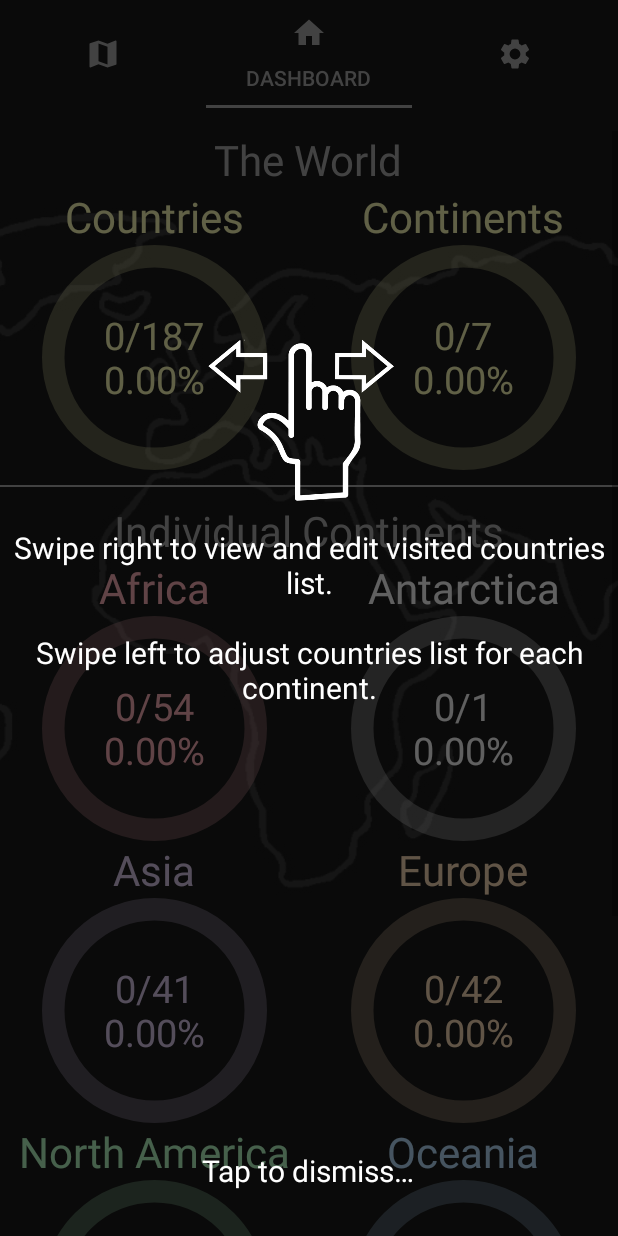
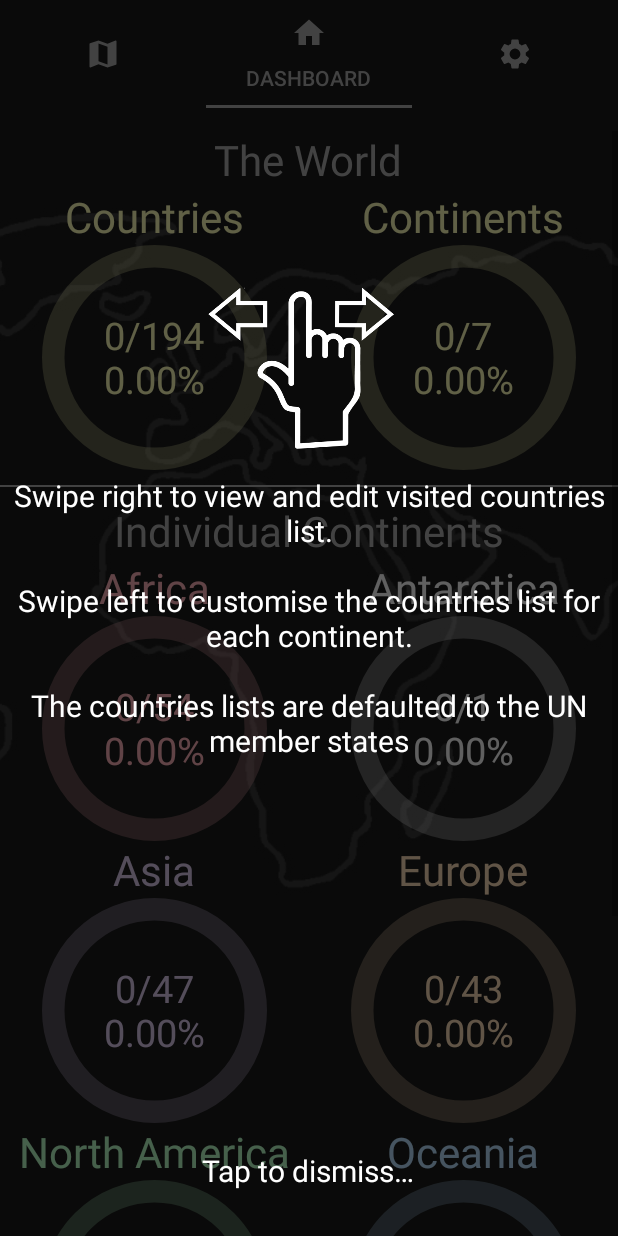
Before and after one commit to adamchaplin/CountryCounter, an Android app: the screen it shows after launch (MainActivity), after a tap on "I AGREE", on a phone screen of 412 x 824 dp. Run offline under Robolectric (Android 15) with nearby library versions, the phone set to English and light mode, and no system bars; our stand-ins replace AdMob; 3 statements that could not run were skipped.

Commit message:
Added default settings and updated settings helper descriptions

```diff
--- a/app/src/main/java/uk/co/adamchaplin/countrycounter/MainActivity.kt
+++ b/app/src/main/java/uk/co/adamchaplin/countrycounter/MainActivity.kt
@@ -162,6 +162,42 @@ class MainActivity : AppCompatActivity() {
     private fun checkAndCreateFile(fileName: String) {
         if(!applicationContext.getFileStreamPath(fileName).exists()) {
             Utils.writeToFile(fileName, "", applicationContext)
+            if(fileName == resources.getString(R.string.settings_file)) {
+                getDefaultSettings()
+                saveSettings()
+            }
+        }
+    }
+
+    private fun getDefaultSettings() {
+        val defaultSettings = resources.openRawResource(R.raw.default_settings).bufferedReader().use { it.readText() }
+        val defaultSettingsJson : JsonObject? = Gson().fromJson(defaultSettings, JsonObject::class.java)
+        if (defaultSettingsJson != null) {
+            africanSettings =
+                getContinentSettings(defaultSettingsJson, getString(R.string.internal_africa))
+            totalAfricanCountries += africanSettings.size
+            antarcticaSettings =
+                getContinentSettings(defaultSettingsJson, getString(R.string.internal_antarctica))
+            totalAntarcticaCountries += antarcticaSettings.size
+            asianSettings =
+                getContinentSettings(defaultSettingsJson, getString(R.string.internal_asia))
+            totalAsianCountries += asianSettings.size
+            europeanSettings =
+                getContinentSettings(defaultSettingsJson, getString(R.string.internal_europe))
+            totalEuropeanCountries += europeanSettings.size
+            northAmericanSettings = getContinentSettings(
+                defaultSettingsJson,
+                getString(R.string.internal_north_america)
+            )
+            totalNorthAmericanCountries += northAmericanSettings.size
+            oceanianSettings =
+                getContinentSettings(defaultSettingsJson, getString(R.string.internal_oceania))
+            totalOceanianCountries += oceanianSettings.size
+            southAmericanSettings = getContinentSettings(
+                defaultSettingsJson,
+                getString(R.string.internal_south_america)
+            )
+            totalSouthAmericanCountries += southAmericanSettings.size
         }
     }
 
--- /dev/null
+++ b/app/src/main/res/raw/default_settings.txt
@@ -0,0 +1 @@
+{"Africa":"[]","Antarctica":"[]","Asia":"[\"Kazakhstan\",\"Armenia\",\"Azerbaijan\",\"Cyprus\",\"Georgia\",\"Turkey\"]","Europe":"[\"Russia\"]","North America":"[]","Oceania":"[]","South America":"[]"}
--- a/app/src/main/res/values/strings.xml
+++ b/app/src/main/res/values/strings.xml
@@ -64,10 +64,10 @@
     <string name="settings_file">settings.txt</string>
 
     <!-- Helper screens -->
-    <string name="swipe_helper">Swipe right to view and edit visited countries list.\n\nSwipe left to adjust countries list for each continent.</string>
+    <string name="swipe_helper">Swipe right to view and edit visited countries list.\n\nSwipe left to customise the countries list for each continent.\n\nThe countries lists are defaulted to the UN member states</string>
     <string name="edit_helper">Tap the edit button to add or\nremove countries from your list.</string>
     <string name="save_cancel_helper">Tap save to update your visited countries.\n\nTap cancel to revert back to previous save.</string>
-    <string name="settings_helper">Settings will save automatically.\n\nCountries will be added or removed from continents instantly.</string>
+    <string name="settings_helper">Settings will save automatically.\n\nUse the settings page to customise which countries are in each continent\n\nCountries will be added or removed from continents instantly.</string>
 
     <!-- Accessibility descriptions -->
     <string name="edit_helper_desc">Tap the edit button to add or remove countries from your list. Tap to dismiss.</string>
```
